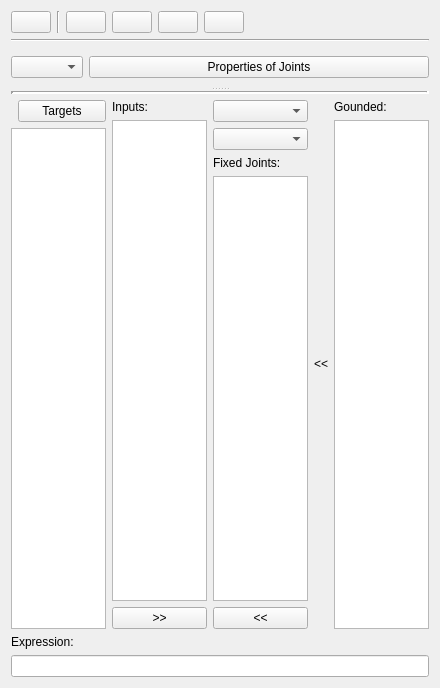
Before: the Qt Designer form core/synthesis/collections/configure_widget.ui in KmolYuan/Pyslvs-UI, drawn with Qt 5.
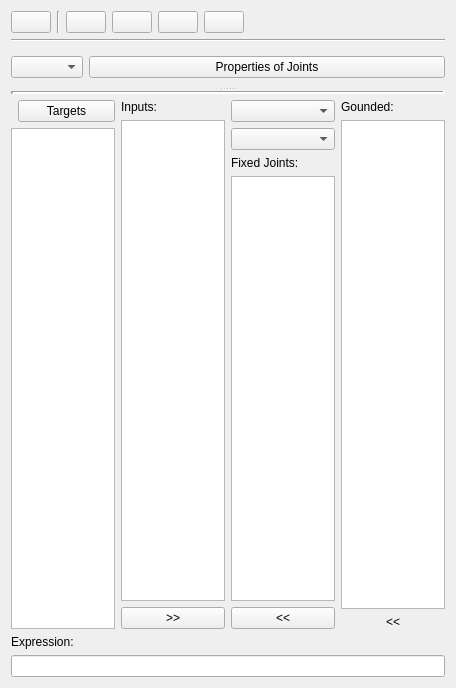
After: the same form once the commit is applied. Icons and pictures are not drawn.

What changed in the file:
```diff
--- a/core/synthesis/collections/configure_widget.ui
+++ b/core/synthesis/collections/configure_widget.ui
@@ -6,7 +6,7 @@
    <rect>
     <x>0</x>
     <y>0</y>
-    <width>440</width>
+    <width>456</width>
     <height>688</height>
    </rect>
   </property>
@@ -246,13 +246,6 @@
            </item>
           </layout>
          </item>
-         <item>
-          <widget class="QLabel" name="label">
-           <property name="text">
-            <string>&lt;&lt;</string>
-           </property>
-          </widget>
-         </item>
          <item>
           <layout class="QVBoxLayout" name="verticalLayout_15">
            <item>
@@ -269,6 +262,16 @@
              </property>
             </widget>
            </item>
+           <item>
+            <widget class="QLabel" name="grounded_list_label">
+             <property name="text">
+              <string>&lt;&lt;</string>
+             </property>
+             <property name="alignment">
+              <set>Qt::AlignCenter</set>
+             </property>
+            </widget>
+           </item>
           </layout>
          </item>
         </layout>
```
